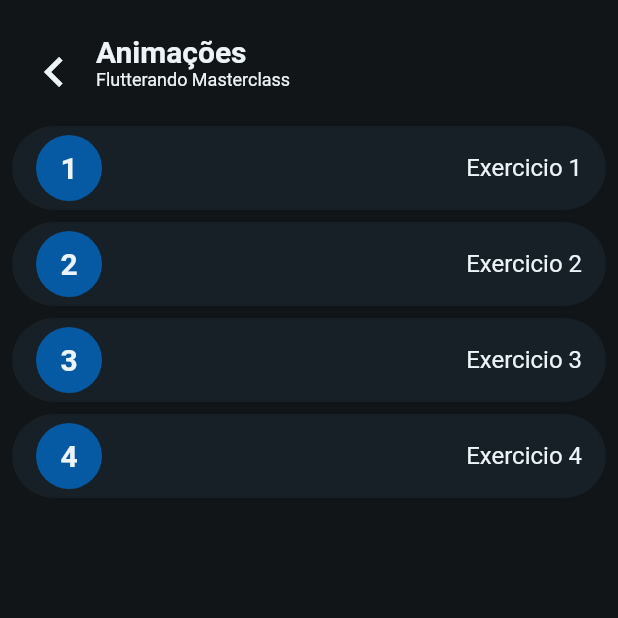
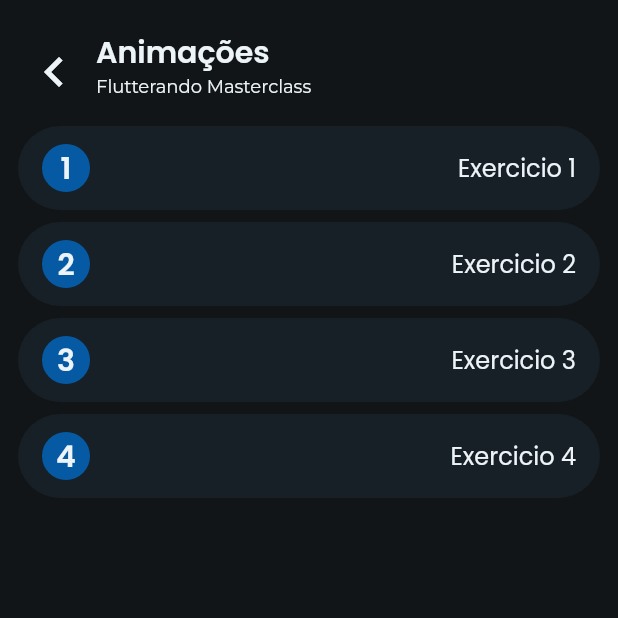
Before and after one commit to albrechetti/masterclass_app, a Flutter app: the screen it shows after launch, after a tap on "Ver mais", on a phone screen of 412 x 824 dp, the top half of it. Run offline on Flutter 3.47's test engine with Material 2 defaults, Android fonts, the phone set to English and light mode, and no system bars; our stand-ins replace flutter_mobx, flutter_modular, font_awesome_flutter, google_fonts, lottie, mobx; generated files the repository leaves out were written again.

Commit message:
navegacao e tema

```diff
--- a/lib/app/app_widget.dart
+++ b/lib/app/app_widget.dart
@@ -1,5 +1,6 @@
 import 'package:flutter/material.dart';
 import 'package:flutter_modular/flutter_modular.dart';
+import 'package:google_fonts/google_fonts.dart';
 
 class AppWidget extends StatelessWidget {
   const AppWidget({Key? key}) : super(key: key);
@@ -8,28 +9,37 @@ class AppWidget extends StatelessWidget {
   Widget build(BuildContext context) {
     return MaterialApp(
       debugShowCheckedModeBanner: false,
-      title: 'Flutter Slidy',
+      title: 'Flutterando Masterclass',
       theme: ThemeData(
-        textTheme: const TextTheme(
+        scaffoldBackgroundColor: const Color(0xff121517),
+        primaryColor: const Color(0xff055AA3),
+        backgroundColor: const Color(0xff172026),
+        shadowColor: const Color(0xff121517),
+        highlightColor: const Color(0xFFEDF4F8),
+        textTheme: TextTheme(
           headline1: TextStyle(
             fontSize: 20,
+            fontFamily: GoogleFonts.poppins().fontFamily,
             fontWeight: FontWeight.w600,
-            color: Color(0xFFEDF4F8),
+            color: const Color(0xFFEDF4F8),
           ),
           headline2: TextStyle(
             fontSize: 16,
             fontWeight: FontWeight.w400,
-            color: Color(0xFFEDF4F8),
+            fontFamily: GoogleFonts.poppins().fontFamily,
+            color: const Color(0xFFEDF4F8),
           ),
           bodyText1: TextStyle(
             fontSize: 12,
             fontWeight: FontWeight.w400,
-            color: Color(0xFFEDF4F8),
+            fontFamily: GoogleFonts.montserrat().fontFamily,
+            color: const Color(0xFFEDF4F8),
           ),
           bodyText2: TextStyle(
             fontSize: 12,
             fontWeight: FontWeight.w400,
-            color: Color(0xFf51565A),
+            fontFamily: GoogleFonts.montserrat().fontFamily,
+            color: const Color(0xFf51565A),
           ),
         ),
       ),
--- a/lib/app/modules/activity/activity_page.dart
+++ b/lib/app/modules/activity/activity_page.dart
@@ -1,7 +1,8 @@
+import 'dart:async';
 import 'package:flutter_modular/flutter_modular.dart';
 import 'package:flutter/material.dart';
+import 'package:lottie/lottie.dart';
 import 'package:masterclass_app/app/shared/widgets/custom_app_bar.dart';
-
 import 'activity_store.dart';
 import 'widgets/activity_list_tile.dart';
 
@@ -14,22 +15,63 @@ class ActivityPage extends StatefulWidget {
 
 class ActivityPageState extends State<ActivityPage> {
   final ActivityStore store = Modular.get();
+
+  double opacity = 0.0;
+  @override
+  void initState() {
+    super.initState();
+    Future.delayed(const Duration(milliseconds: 500), () {
+      setState(() {
+        opacity = 1.0;
+      });
+    });
+  }
+
   @override
   Widget build(BuildContext context) {
     return Scaffold(
-      backgroundColor: const Color(0xff121517),
       appBar: CustomAppBar(
         hasLogo: false,
         title: widget.title,
       ),
-      body: ListView.builder(
+      body: widget.title == 'Animações'
+          ? ListView.builder(
               itemCount: 4,
               itemBuilder: (context, index) {
                 return ActivityListTile(
                   index: index,
-            title: 'Exercicio ${index + 1}', route: 'exercicio',
+                  title: 'Exercicio ${index + 1}',
+                  route: 'exercicio',
                 );
               },
+            )
+          : Padding(
+              padding: const EdgeInsets.all(40.0),
+              child: SizedBox(
+                height: 400,
+                child: Stack(
+                  alignment: Alignment.bottomCenter,
+                  children: [
+                    Lottie.asset('./assets/notfound.zip'),
+                    AnimatedOpacity(
+                      duration: const Duration(milliseconds: 1500),
+                      opacity: opacity,
+                      child: Container(
+                        padding: const EdgeInsets.all(12),
+                        decoration: BoxDecoration(
+                          color: Theme.of(context).backgroundColor,
+                          borderRadius: BorderRadius.circular(32),
+                        ),
+                        child: Text(
+                          'Ops... ainda não foi implementado',
+                          style: Theme.of(context).textTheme.headline2,
+                          textAlign: TextAlign.center,
+                        ),
+                      ),
+                    ),
+                  ],
+                ),
+              ),
             ),
     );
   }
--- a/lib/app/modules/activity/widgets/activity_list_tile.dart
+++ b/lib/app/modules/activity/widgets/activity_list_tile.dart
@@ -11,10 +11,10 @@ class ActivityListTile extends StatelessWidget {
   @override
   Widget build(BuildContext context) {
     return Container(
-      margin: const EdgeInsets.symmetric(horizontal: 8, vertical: 4),
+      margin: const EdgeInsets.symmetric(horizontal: 12, vertical: 4),
       decoration: BoxDecoration(
-        borderRadius: BorderRadius.circular(44),
-        color: const Color(0xff172026),
+        borderRadius: BorderRadius.circular(40),
+        color: Theme.of(context).backgroundColor,
       ),
       child: GestureDetector(
         onTap: () {
@@ -28,10 +28,10 @@ class ActivityListTile extends StatelessWidget {
           ),
           leading: Container(
             alignment: Alignment.center,
-            width: 44,
-            height: 44,
+            width: 32,
+            height: 32,
             decoration: BoxDecoration(
-              color: const Color(0xff055AA3),
+              color: Theme.of(context).primaryColor,
               borderRadius: BorderRadius.circular(24),
             ),
             child: Text(
--- a/lib/app/modules/animation/animation_module.dart
+++ b/lib/app/modules/animation/animation_module.dart
@@ -2,11 +2,15 @@ import 'package:flutter_modular/flutter_modular.dart';
 
 import 'exercicio01_page.dart';
 import 'exercicio02_page.dart';
+import 'exercicio03_page.dart';
+import 'exercicio04_page.dart';
 
 class AnimationModule extends Module {
   @override
   final List<ModularRoute> routes = [
     ChildRoute('/exercicio1', child: (_, args) => const Exercicio01Page()),
     ChildRoute('/exercicio2', child: (_, args) => const Exercicio02Page()),
+    ChildRoute('/exercicio3', child: (_, args) => const Exercicio03Page()),
+    ChildRoute('/exercicio4', child: (_, args) => const Exercicio04Page()),
   ];
 }
--- a/lib/app/modules/animation/exercicio02_page.dart
+++ b/lib/app/modules/animation/exercicio02_page.dart
@@ -14,7 +14,6 @@ class _Exercicio02PageState extends State<Exercicio02Page> {
   @override
   Widget build(BuildContext context) {
     return Scaffold(
-      backgroundColor: const Color(0xff121517),
       appBar: CustomAppBar(hasLogo: false, title: widget.title),
       body: Padding(
         padding: const EdgeInsets.all(12.0),
@@ -52,9 +51,9 @@ class _Exercicio02PageState extends State<Exercicio02Page> {
                           AnimatedRotation(
                             duration: const Duration(milliseconds: 500),
                             turns: isExpand ? 0.5 : 0,
-                            child: const Icon(
+                            child: Icon(
                               Icons.expand_more,
-                              color: Colors.white54,
+                              color: Theme.of(context).highlightColor,
                             ),
                           ),
                         ],
--- a/lib/app/modules/home/home_page.dart
+++ b/lib/app/modules/home/home_page.dart
@@ -21,7 +21,6 @@ class _HomePageState extends ModularState<HomePage, HomeStore> {
   @override
   Widget build(BuildContext context) {
     return Scaffold(
-      backgroundColor: const Color(0xff121517),
       appBar: const CustomAppBar(
         hasLogo: true,
         title: 'Olá, Luan',
--- a/lib/app/modules/home/widgets/info_card.dart
+++ b/lib/app/modules/home/widgets/info_card.dart
@@ -8,13 +8,13 @@ class InfoCard extends StatelessWidget {
   final int exercises;
   final String description;
 
-  const InfoCard(
-      {Key? key,
-      required this.icon,
-      required this.title,
-      required this.exercises,
-      required this.description})
-      : super(key: key);
+  const InfoCard({
+    Key? key,
+    required this.icon,
+    required this.title,
+    required this.exercises,
+    required this.description,
+  }) : super(key: key);
 
   @override
   Widget build(BuildContext context) {
@@ -25,7 +25,7 @@ class InfoCard extends StatelessWidget {
           borderRadius: BorderRadius.circular(24.0),
         ),
         elevation: 0,
-        color: const Color(0xff172026),
+        color: Theme.of(context).backgroundColor,
         child: SizedBox(
           height: 220,
           child: Padding(
@@ -42,12 +42,12 @@ class InfoCard extends StatelessWidget {
                           width: 44,
                           height: 44,
                           decoration: BoxDecoration(
-                            color: const Color(0xff055AA3),
+                            color: Theme.of(context).primaryColor,
                             borderRadius: BorderRadius.circular(24),
                           ),
                           child: Icon(
                             icon,
-                            color: const Color(0xff121517),
+                            color: Theme.of(context).shadowColor,
                             size: 28,
                           ),
                         ),
@@ -80,9 +80,9 @@ class InfoCard extends StatelessWidget {
                     children: [
                       Row(
                         children: [
-                          const Icon(
+                          Icon(
                             FontAwesomeIcons.github,
-                            color: Color(0xFFEDF4F8),
+                            color: Theme.of(context).highlightColor,
                           ),
                           const SizedBox(width: 8),
                           Text('Acessar código fonte',
@@ -90,7 +90,7 @@ class InfoCard extends StatelessWidget {
                         ],
                       ),
                       MaterialButton(
-                          color: const Color(0xff055AA3),
+                          color: Theme.of(context).primaryColor,
                           shape: RoundedRectangleBorder(
                             borderRadius: BorderRadius.circular(24.0),
                           ),
--- a/lib/app/shared/widgets/custom_app_bar.dart
+++ b/lib/app/shared/widgets/custom_app_bar.dart
@@ -28,8 +28,8 @@ class CustomAppBar extends StatelessWidget implements PreferredSizeWidget {
                   onPressed: () {
                     Modular.to.pop();
                   },
-                  icon: const Icon(Icons.chevron_left,
-                      size: 40, color: Color(0xFFEDF4F8)),
+                  icon: Icon(Icons.chevron_left,
+                      size: 40, color: Theme.of(context).highlightColor),
                 ),
           const SizedBox(width: 8),
           Column(
--- a/lib/app/shared/widgets/custom_bottom_app_bar.dart
+++ b/lib/app/shared/widgets/custom_bottom_app_bar.dart
@@ -2,13 +2,15 @@ import 'package:flutter/material.dart';
 import 'package:font_awesome_flutter/font_awesome_flutter.dart';
 
 class CustomBottomAppBar extends StatelessWidget {
-  const CustomBottomAppBar({Key? key, }) : super(key: key);
+  const CustomBottomAppBar({
+    Key? key,
+  }) : super(key: key);
 
   @override
   Widget build(BuildContext context) {
     return BottomAppBar(
       elevation: 0,
-      color: const Color(0xff121517),
+      color: Theme.of(context).shadowColor,
       child: Row(
         mainAxisAlignment: MainAxisAlignment.spaceAround,
         // crossAxisAlignment: CrossAxisAlignment.center,
@@ -19,9 +21,9 @@ class CustomBottomAppBar extends StatelessWidget {
               children: [
                 IconButton(
                   splashRadius: 22,
-                  splashColor: const Color(0xff055AA3),
+                  splashColor: Theme.of(context).primaryColor,
                   icon: const Icon(FontAwesomeIcons.bullseye),
-                  color: const Color(0xFFEDF4F8),
+                  color: Theme.of(context).highlightColor,
                   iconSize: 32,
                   onPressed: () {},
                 ),
@@ -32,7 +34,7 @@ class CustomBottomAppBar extends StatelessWidget {
           Container(
             width: 1,
             height: 32,
-            color: const Color(0xff51565A),
+            color: Theme.of(context).highlightColor,
           ),
           SizedBox(
             height: 68,
@@ -40,9 +42,9 @@ class CustomBottomAppBar extends StatelessWidget {
               children: [
                 IconButton(
                   splashRadius: 22,
-                  splashColor: const Color(0xff055AA3),
+                  splashColor: Theme.of(context).primaryColor,
                   icon: const Icon(FontAwesomeIcons.github),
-                  color: const Color(0xFFEDF4F8),
+                  color: Theme.of(context).highlightColor,
                   iconSize: 32,
                   onPressed: () {},
                 ),
--- a/pubspec.yaml
+++ b/pubspec.yaml
@@ -16,6 +16,8 @@ dependencies:
   mobx: ^2.0.5
   flutter_mobx: ^2.0.2
   font_awesome_flutter: ^9.2.0
+  lottie: ^1.2.1
+  google_fonts: ^2.1.0
 
 dev_dependencies:
   build_runner: ^2.1.7
```
Also changed, not shown: lib/app/modules/animation/exercicio03_page.dart (added, +52 -0 lines), lib/app/modules/animation/exercicio04_page.dart (added, +63 -0 lines), lib/app/modules/layout/layout_module.dart (added, +10 -0 lines), lib/app/modules/playground/playground_module.dart (added, +10 -0 lines), pubspec.lock, 7 other files. Lines whose indentation alone changed are shown as unchanged.
